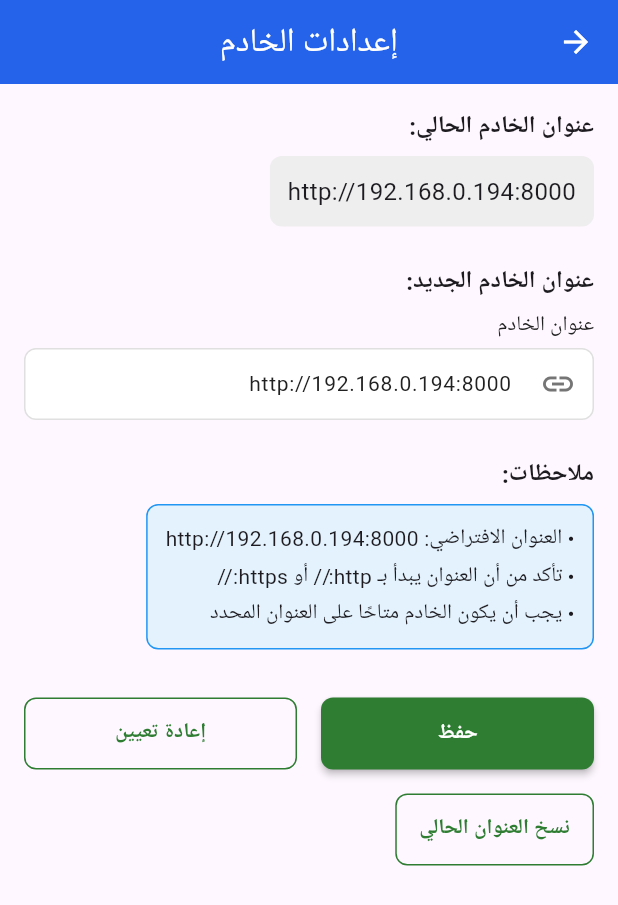
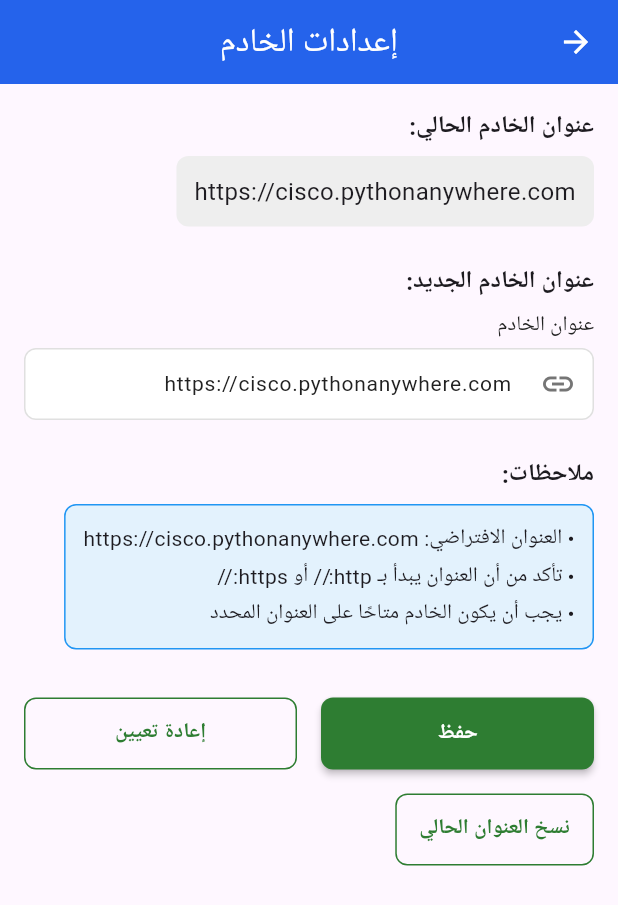
Before and after one commit to AhmedAliAliaaaaaaa/Medical-Platform, a Flutter app: the screen it shows after launch, in the side drawer, after a tap on "اعدادات السيرف", on a phone screen of 412 x 824 dp. Shown: the top 905 px of the screen. Run offline on Flutter 3.47's test engine with Material 3 defaults, Android fonts, the phone set to English and light mode, and no system bars; our stand-ins replace cached_network_image, connectivity_plus, dio, file_picker, flutter_local_notifications, flutter_secure_storage and 8 more; missing offline and left inert: dio_cache_interceptor, dio_cache_interceptor_hive_store, flutter_pdfview; accounts and stored records are empty; generated files the repository leaves out were written again; network calls fail; Roboto replaces fonts that are missing (Cairo); statements that could not run were skipped.

Commit message:
Use production API URL in mobile app
Co-authored-by: Copilot <223556219+Copilot@users.noreply.github.com>

```diff
--- a/doctor_app/lib/core/config/app_config.dart
+++ b/doctor_app/lib/core/config/app_config.dart
@@ -4,14 +4,14 @@ import 'server_settings.dart';
 class AppConfig {
   // إعدادات الخادم
   static const String _defaultBaseUrl =
-      'http://127.0.0.1:8000'; // تم تغييره للسيرفر المحلي
+      'https://cisco.pythonanywhere.com';
   static const String _fallbackUrl =
       'https://api.medical-platform.com'; // السيرفر الاحتياطي
 
   // إعدادات التطبيق
   static const String appName = 'تطبيق الاستشارات الطبية';
   static const String appVersion = '1.0.0';
-  static const bool debugMode = true;
+  static const bool debugMode = false;
 
   // إعدادات API
   static const int apiTimeout = 30; // seconds
@@ -71,8 +71,8 @@ class AppConfig {
   static Map<String, dynamic> getEnvironmentConfig() {
     if (isProduction) {
       return {
-        'baseUrl': 'https://your-production-domain.com',
-        'apiUrl': 'https://your-production-domain.com/api',
+        'baseUrl': 'https://cisco.pythonanywhere.com',
+        'apiUrl': 'https://cisco.pythonanywhere.com/api',
         'enableLogging': false,
         'enableSSL': true,
       };
--- a/doctor_app/lib/core/config/server_settings.dart
+++ b/doctor_app/lib/core/config/server_settings.dart
@@ -4,8 +4,8 @@ import '../../services/base_api_service.dart';
 
 class ServerSettings {
   // متغيرات ثابتة لعنوان الخادم
-  static String _currentServerUrl = 'http://127.0.0.1:8000';
-  static String _currentApiUrl = 'http://127.0.0.1:8000/api';
+  static String _currentServerUrl = 'https://cisco.pythonanywhere.com';
+  static String _currentApiUrl = 'https://cisco.pythonanywhere.com/api';
   // تخزين آمن للإعدادات
   static const FlutterSecureStorage _secureStorage = FlutterSecureStorage();
 
@@ -13,13 +13,19 @@ class ServerSettings {
   static const String _serverUrlKey = 'server_url';
 
   // القيم الافتراضية
-  static const String _defaultServerUrl = 'http://127.0.0.1:8000';
-  static const String _androidEmulatorUrl = 'http://192.168.0.194:8000';
-  static const String _productionUrl = String.fromEnvironment('API_BASE_URL');
+  static const String _defaultServerUrl = 'https://cisco.pythonanywhere.com';
+  static const String _androidEmulatorUrl = 'https://cisco.pythonanywhere.com';
+  static const String _productionUrl = 'https://cisco.pythonanywhere.com';
 
   // الحصول على عنوان الخادم الحالي
   static Future<String> getCurrentServerUrl() async {
     try {
+      if (_productionUrl.isNotEmpty) {
+        _currentServerUrl = _productionUrl;
+        _currentApiUrl = '$_productionUrl/api';
+        return _productionUrl;
+      }
+
       // محاولة الحصول على عنوان الخادم المخزن
       final storedUrl = await _secureStorage.read(key: _serverUrlKey);
 
```
